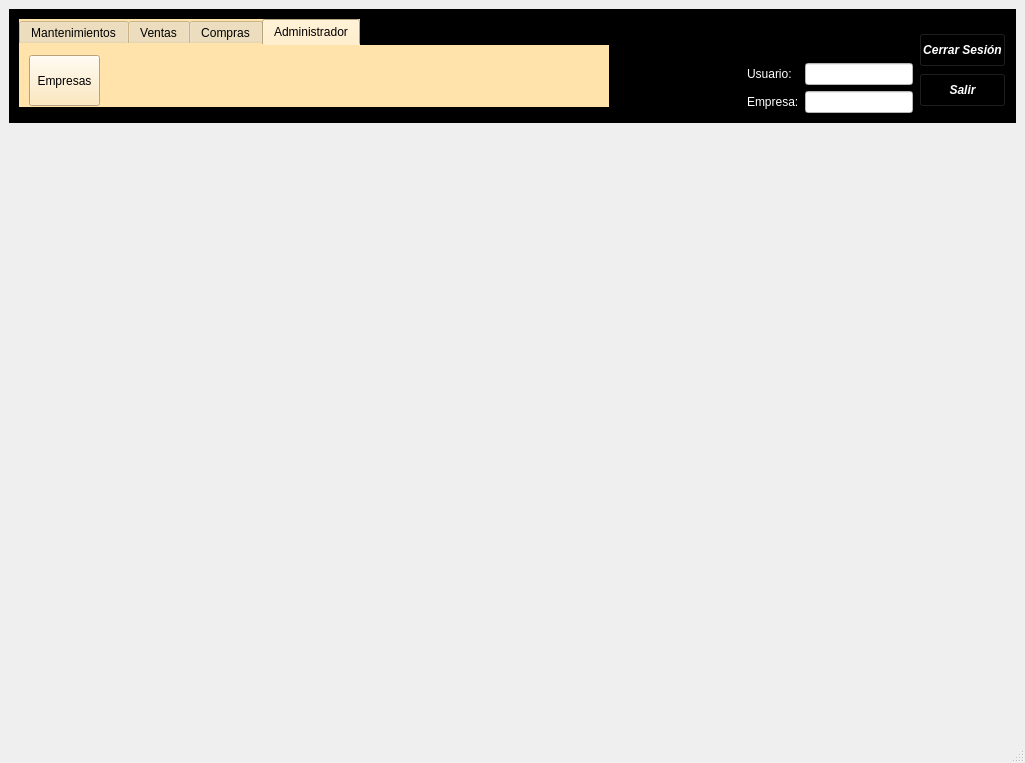
This is mainwindow.ui in arcnexus/RedFoX as Qt 5 draws it before an edit. The edited form follows.
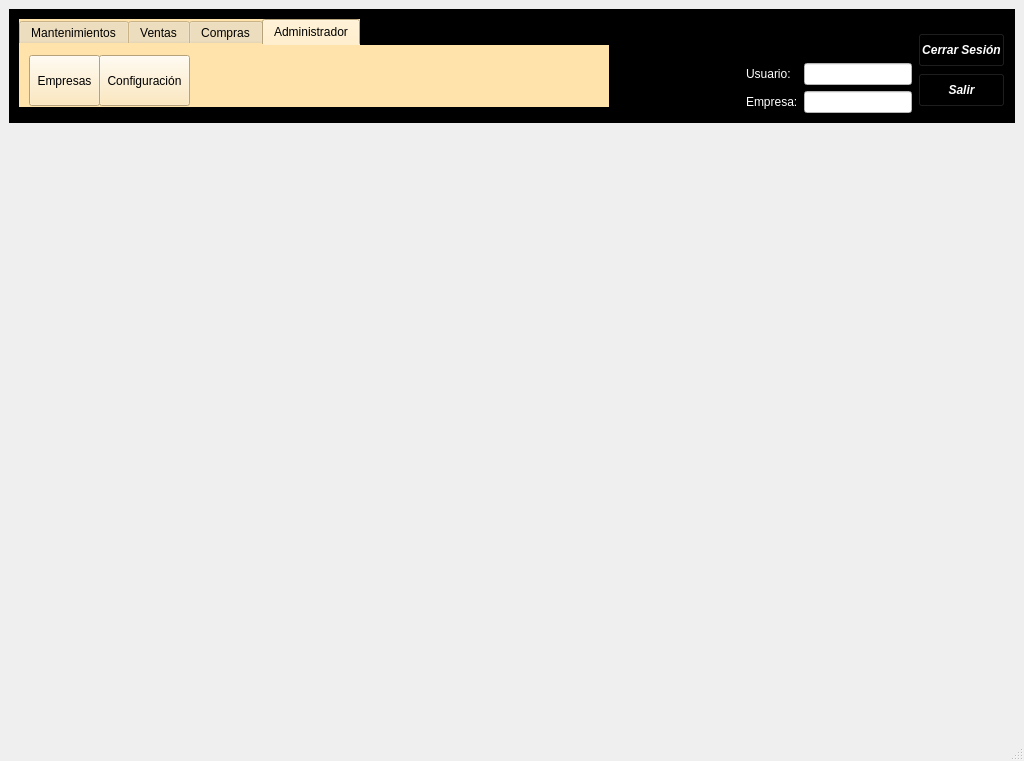
This is the edited form. The open tabs and pages were chosen to show the change. Icons and pictures are not drawn.

Diff of the .ui file:
```diff
--- a/mainwindow.ui
+++ b/mainwindow.ui
@@ -6,8 +6,8 @@
    <rect>
     <x>0</x>
     <y>0</y>
-    <width>1025</width>
-    <height>763</height>
+    <width>1024</width>
+    <height>761</height>
    </rect>
   </property>
   <property name="sizePolicy">
@@ -1105,6 +1105,26 @@
             <enum>Qt::ToolButtonTextUnderIcon</enum>
            </property>
           </widget>
+          <widget class="QToolButton" name="botConfiguracion">
+           <property name="geometry">
+            <rect>
+             <x>80</x>
+             <y>10</y>
+             <width>91</width>
+             <height>51</height>
+            </rect>
+           </property>
+           <property name="text">
+            <string>Configuración</string>
+           </property>
+           <property name="icon">
+            <iconset resource="terra.qrc">
+             <normaloff>:/Icons/PNG/configuration.png</normaloff>:/Icons/PNG/configuration.png</iconset>
+           </property>
+           <property name="toolButtonStyle">
+            <enum>Qt::ToolButtonTextUnderIcon</enum>
+           </property>
+          </widget>
          </widget>
         </widget>
        </item>
```
Left out of the diff: 4 changed lines with no effect on the pictures.
